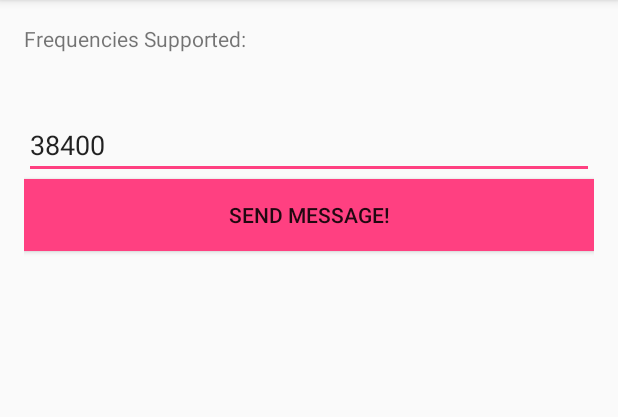
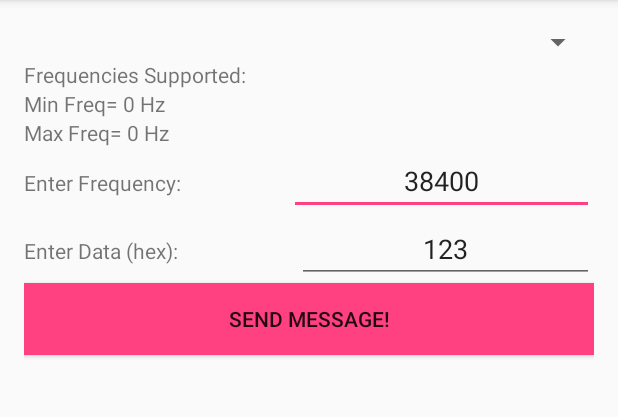
Before and after one commit to Montvydas/IrSerial, an Android app: the screen it shows after launch (MainActivity), after a tap on "SEND MESSAGE!", on a phone screen of 412 x 824 dp, the part 84-501 px from its top. Run offline under Robolectric (Android 15) with nearby library versions, the phone set to English and light mode, and no system bars; 4 statements that could not run were skipped.

Commit message:
added RS232 capability

```diff
--- a/app/src/main/java/com/monte/ircontroller/MainActivity.java
+++ b/app/src/main/java/com/monte/ircontroller/MainActivity.java
@@ -5,6 +5,7 @@ package com.monte.ircontroller;
  */
 
 import android.Manifest;
+import android.content.pm.ActivityInfo;
 import android.os.Bundle;
 import android.support.v7.app.AppCompatActivity;
 import android.support.v7.widget.Toolbar;
@@ -12,46 +13,103 @@ import android.util.Log;
 import android.view.View;
 import android.view.Menu;
 import android.view.MenuItem;
+import android.widget.AdapterView;
+import android.widget.ArrayAdapter;
 import android.widget.EditText;
+import android.widget.Spinner;
 import android.widget.TextView;
 import android.widget.Toast;
 
 import com.monte.ircontroller.library.*;
 
-public class MainActivity extends AppCompatActivity {
+public class MainActivity extends AppCompatActivity implements AdapterView.OnItemSelectedListener {
 
     private TextView minFreqText;
     private TextView maxFreqText;
     private EditText transmitFreq;
+    private EditText transmitData;
     private IRcontroller irController;
     private ConsumerIrManager manager;
+
+    private Spinner protocolSpinner;
 
     @Override
     protected void onCreate(Bundle savedInstanceState) {
         super.onCreate(savedInstanceState);
+        this.setRequestedOrientation(ActivityInfo.SCREEN_ORIENTATION_PORTRAIT);
+
         setContentView(R.layout.activity_main);
         Toolbar toolbar = (Toolbar) findViewById(R.id.toolbar);
         setSupportActionBar(toolbar);
 
         minFreqText = (TextView) findViewById(R.id.minFreqText);
         maxFreqText = (TextView) findViewById(R.id.maxFreqText);
+
         transmitFreq = (EditText) findViewById(R.id.transmitFrequencyText);
+        transmitData = (EditText) findViewById(R.id.transmitDataText);
 
         irController = new IRcontroller(this);
 
         manager = ConsumerIrManager.getSupportConsumerIrManager(this);
 
+        protocolSpinner = (Spinner) findViewById(R.id.protocolSpinner);
+        protocolSpinner.setOnItemSelectedListener(this);
 
+        ArrayAdapter<CharSequence> adapter = ArrayAdapter.createFromResource(this,
+                R.array.protocols_array, android.R.layout.simple_spinner_item);
+// Specify the layout to use when the list of choices appears
+        adapter.setDropDownViewResource(android.R.layout.simple_spinner_dropdown_item);
+// Apply the adapter to the spinner
+        protocolSpinner.setAdapter(adapter);
 
-//        minFreqText.setText("Min Freq= " + irController.getMinFreq() + " Hz");
-//        maxFreqText.setText("Max Freq= " + irController.getMaxFreq() + " Hz");
+        minFreqText.setText("Min Freq= " + irController.getMinFreq() + " Hz");
+        maxFreqText.setText("Max Freq= " + irController.getMaxFreq() + " Hz");
     }
 
     public void sendIR (View view){
+        int freq;
+        int data;
+        try {
+            freq = Integer.parseInt(transmitFreq.getText().toString());
+            data = Integer.parseInt(transmitData.getText().toString());
+        } catch (Exception e){
+            Toast.makeText(getApplicationContext(), "Enter INT in the correct range!", Toast.LENGTH_SHORT).show();
+            return;
+        }
+
+        data = Integer.valueOf(String.valueOf(data), 16);
+
+        if (irController.sendRS232(data, freq))
+            return;
+
+        switch (protocol){
+            case 0:     //Sony
+                irController.sendSony(data);
+                break;
+            case 1:     //NEC
+                irController.sendNEC(data);
+                break;
+            case 2:     //Samsung
+                irController.sendSamsung(data);
+                break;
+            case 3:     //LG
+                irController.sendLG(data);
+                break;
+            case 4:     //DISH
+                irController.sendDISH(data);
+                break;
+            case 5:     //JVC
+                irController.sendJVC(data, false);
+                break;
+        }
+
 //        IrCommand necCommand = IrCommand.NEC.buildNEC(32, 0x723F);
 //        manager.transmit(necCommand);
 
-        irController.sendSamsung(0x12345678);
+//        irController.sendSamsung(0x12345678);
+//        irController.sendDISH(0x1234);
+//        irController.sendJVC(0x1234, false);
+//        irController.sendJVC(0x1234, true);
 //        irController.sendSony(69);
 //        irController.sendSonyHex(45);
 //        Log.e("Sending HEX", Integer.toHexString(69));
@@ -82,16 +140,18 @@ public class MainActivity extends AppCompatActivity {
 
         return super.onOptionsItemSelected(item);
     }
+
+    private int protocol = 0;
+    @Override
+    public void onItemSelected(AdapterView<?> parent, View view, int position, long id) {
+        protocol = position;
+    }
+
+    @Override
+    public void onNothingSelected(AdapterView<?> parent) {
+        protocol = 0;
+    }
 }
-//        int freq = 38400;
-//        try {
-//            freq = Integer.parseInt(transmitFreq.getText().toString());
-//        } catch (Exception e){
-//            Toast.makeText(getApplicationContext(), "Enter frequency in Hertz!", Toast.LENGTH_SHORT).show();
-//            return;
-//        }
-
-//int[] irSignal = {9000, 4500, 560, 560, 560, 560, 560, 1690, 560, 560, 560, 560, 560, 560, 560, 560, 560, 560, 560, 1690, 560, 1690, 560, 560, 560, 1690, 560, 1690, 560, 1690, 560, 1690, 560, 1690, 560, 560, 560, 560, 560, 560, 560, 1690, 560, 560, 560, 560, 560, 560, 560, 560, 560, 1690, 560, 1690, 560, 1690, 560, 560, 560, 1690, 560, 1690, 560, 1690, 560, 1690, 560, 39416}; //AnalysIR Batch Export (IRremote) - RAW
 
 //        // Check permissions
 //        if (ContextCompat.checkSelfPermission(this, Manifest.permission.TRANSMIT_IR)
--- a/app/src/main/res/layout/content_main.xml
+++ b/app/src/main/res/layout/content_main.xml
@@ -13,6 +13,12 @@
     android:orientation="vertical"
     tools:showIn="@layout/activity_main">
 
+    <Spinner
+        android:layout_width="match_parent"
+        android:layout_height="wrap_content"
+        android:id="@+id/protocolSpinner"
+        android:layout_gravity="center_horizontal" />
+
     <TextView
         android:layout_width="wrap_content"
         android:layout_height="wrap_content"
@@ -27,11 +33,48 @@
         android:layout_width="wrap_content"
         android:layout_height="wrap_content"
         android:text="" />
-    <EditText
-        android:id="@+id/transmitFrequencyText"
+
+    <LinearLayout
         android:layout_width="match_parent"
         android:layout_height="wrap_content"
-        android:text="38400"/>
+        android:weightSum="3"
+        android:orientation="horizontal">
+
+        <TextView
+            android:layout_width="wrap_content"
+            android:layout_height="wrap_content"
+            android:text="Enter Frequency:"
+            android:layout_weight="1"/>
+        <EditText
+            android:id="@+id/transmitFrequencyText"
+            android:layout_width="wrap_content"
+            android:layout_height="wrap_content"
+            android:text="38400"
+            android:gravity="center"
+            android:layout_weight="2"/>
+    </LinearLayout>
+
+    <LinearLayout
+        android:layout_width="match_parent"
+        android:layout_height="wrap_content"
+        android:weightSum="3"
+        android:orientation="horizontal">
+
+        <TextView
+            android:layout_width="wrap_content"
+            android:layout_height="wrap_content"
+            android:text="Enter Data (hex):"
+            android:layout_weight="1"/>
+        <EditText
+            android:id="@+id/transmitDataText"
+            android:layout_width="wrap_content"
+            android:layout_height="wrap_content"
+            android:text="123"
+            android:gravity="center"
+            android:layout_weight="2"/>
+    </LinearLayout>
+
+
     <Button
         android:layout_width="match_parent"
         android:layout_height="wrap_content"
```
Also changed, not shown: app/src/main/java/com/monte/ircontroller/IRcontroller.java (+72 -34 lines).
